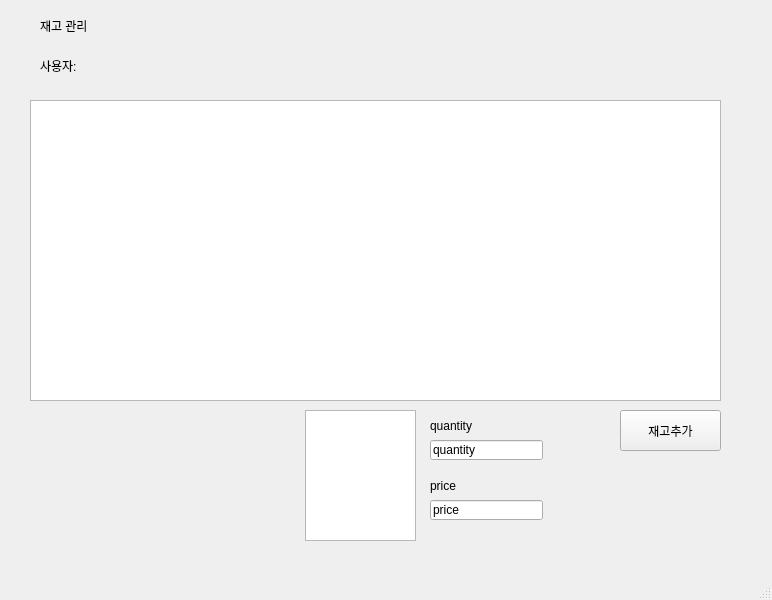
gwon6482/DBteamproject, file ui/inventory.ui: the form before one commit.
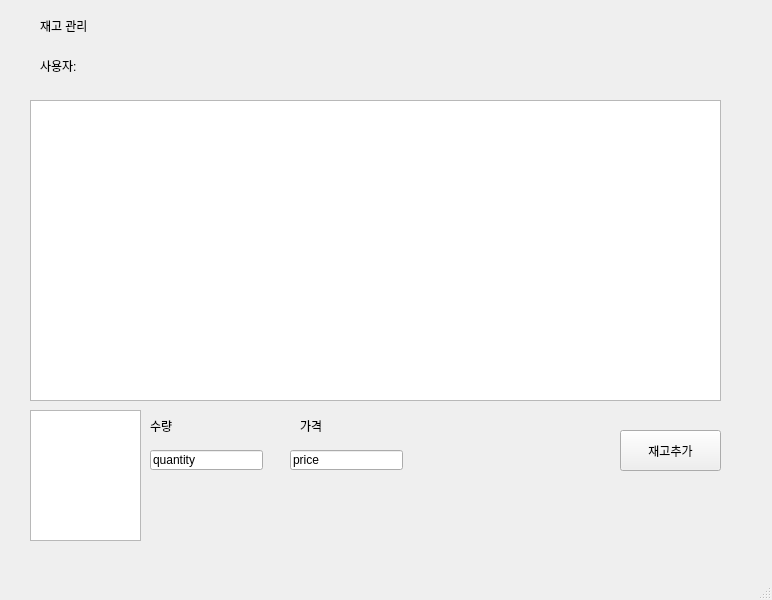
The form after the commit.

```diff
--- a/ui/inventory.ui
+++ b/ui/inventory.ui
@@ -54,7 +54,7 @@
     <property name="geometry">
      <rect>
       <x>620</x>
-      <y>410</y>
+      <y>430</y>
       <width>101</width>
       <height>41</height>
      </rect>
@@ -66,8 +66,8 @@
    <widget class="QLineEdit" name="input_quantity">
     <property name="geometry">
      <rect>
-      <x>430</x>
-      <y>440</y>
+      <x>150</x>
+      <y>450</y>
       <width>113</width>
       <height>20</height>
      </rect>
@@ -79,8 +79,8 @@
    <widget class="QLineEdit" name="input_price">
     <property name="geometry">
      <rect>
-      <x>430</x>
-      <y>500</y>
+      <x>290</x>
+      <y>450</y>
       <width>113</width>
       <height>20</height>
      </rect>
@@ -92,7 +92,7 @@
    <widget class="QListWidget" name="listWidget">
     <property name="geometry">
      <rect>
-      <x>305</x>
+      <x>30</x>
       <y>410</y>
       <width>111</width>
       <height>131</height>
@@ -102,27 +102,27 @@
    <widget class="QLabel" name="label_2">
     <property name="geometry">
      <rect>
-      <x>430</x>
+      <x>150</x>
       <y>410</y>
       <width>81</width>
       <height>31</height>
      </rect>
     </property>
     <property name="text">
-     <string>quantity</string>
+     <string>수량</string>
     </property>
    </widget>
    <widget class="QLabel" name="label_3">
     <property name="geometry">
      <rect>
-      <x>430</x>
-      <y>470</y>
+      <x>300</x>
+      <y>410</y>
       <width>81</width>
       <height>31</height>
      </rect>
     </property>
     <property name="text">
-     <string>price</string>
+     <string>가격</string>
     </property>
    </widget>
   </widget>
```
